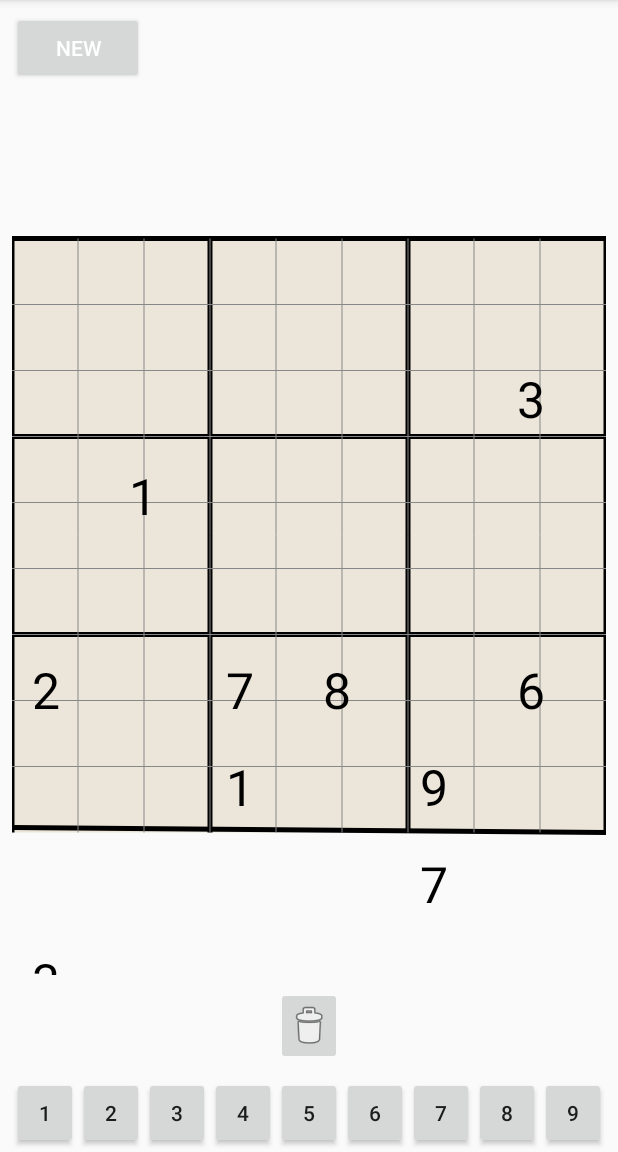
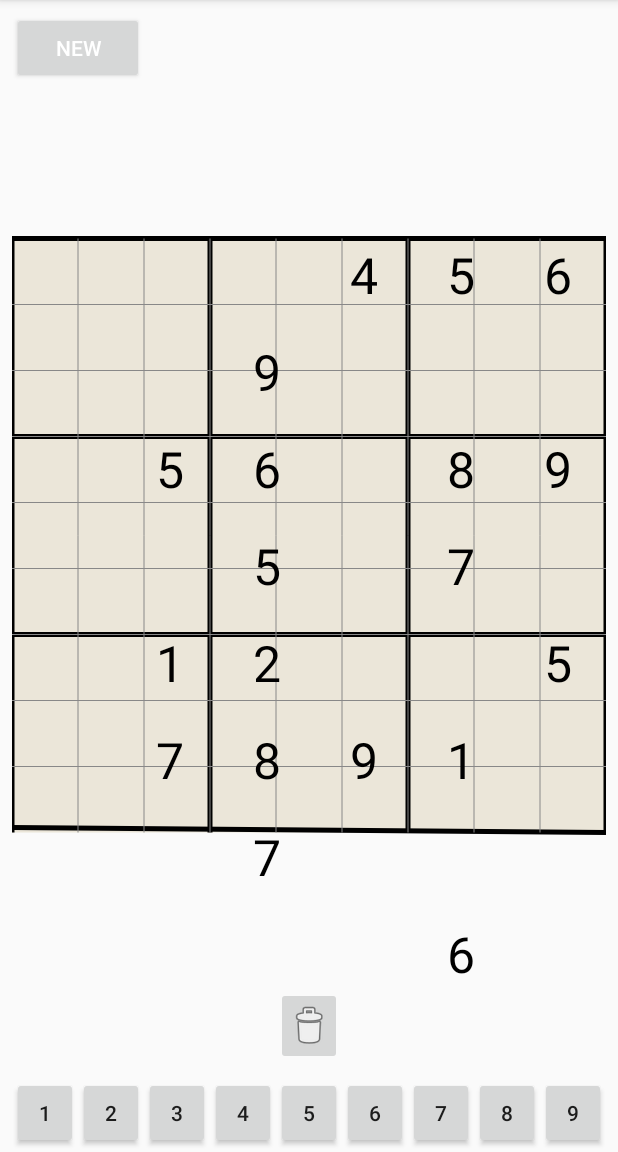
Before and after one commit to mschong/Sudoku, an Android app: the screen it shows after launch (MainActivity), after a tap on an icon or button, on a phone screen of 412 x 824 dp, the part 84-1236 px from its top. Run offline under Robolectric (Android 15) with nearby library versions, the light colour scheme and no system bars.

Commit message:
Solvable sudoku board and random draw

```diff
--- a/app/src/main/java/edu/utep/cs/cs4330/sudoku/BoardView.java
+++ b/app/src/main/java/edu/utep/cs/cs4330/sudoku/BoardView.java
@@ -175,10 +175,15 @@ public class BoardView extends View {
         for(int i = 0;i< board.size; i++){
             for(int j = 0; j<board.size; j++){
                 //Check if it's one of the prefilled values
-                if(board.getSquare(i,j).getValue() != 0 && board.getSquare(i,j).getPrefilled()==true){
-                    canvas.drawText(Integer.toString(board.getSquare(i,j).getValue()),(startY + j*gridSpacing)+20,(startX + (i+1)*gridSpacing)-15,prefilledColor);
-                }else if(board.getSquare(i,j).getValue() != 0){
-                    canvas.drawText(Integer.toString(board.getSquare(i,j).getValue()),(startY + j*gridSpacing)+20,(startX + (i+1)*gridSpacing)-15,textColor);
+//                if(board.getSquare(i,j).getValue() != 0 && board.getSquare(i,j).getPrefilled()==true){
+//                    canvas.drawText(Integer.toString(board.getSquare(i,j).getValue()),(startY + j*gridSpacing)+20,(startX + (i+1)*gridSpacing)-15,prefilledColor);
+//                }else if(board.getSquare(i,j).getValue() != 0){
+//                    canvas.drawText(Integer.toString(board.getSquare(i,j).getValue()),(startY + j*gridSpacing)+20,(startX + (i+1)*gridSpacing)-15,textColor);
+//                }
+                if(board.getSquare(j,i).getDraw() && board.getSquare(j,i).getPrefilled()){
+                    canvas.drawText(Integer.toString(board.getSquare(i,j).getValue()),(startX + (i+1)*gridSpacing-35)-15,(startY + j*gridSpacing)+55,prefilledColor);
+                } else if(board.getSquare(j,i).getDraw()){
+                    canvas.drawText(Integer.toString(board.getSquare(i,j).getValue()),(startX + (i+1)*gridSpacing)-15,(startY + j*gridSpacing)+20,textColor);
                 }
             }
         }
--- a/app/src/main/java/edu/utep/cs/cs4330/sudoku/MainActivity.java
+++ b/app/src/main/java/edu/utep/cs/cs4330/sudoku/MainActivity.java
@@ -139,10 +139,10 @@ public class MainActivity extends AppCompatActivity {
      */
     private void squareSelected(int x, int y) {
         //Get coordinates of square
-        squareX = y;
-        squareY = x;
+        squareX = x;
+        squareY = y;
 
-        toast(String.format("Square selected: (%d, %d)", y, x));
+        toast(String.format("Square selected: (%d, %d)", x, y));
     }
 
     /** Show a toast message. */
--- a/app/src/main/java/edu/utep/cs/cs4330/sudoku/model/Board.java
+++ b/app/src/main/java/edu/utep/cs/cs4330/sudoku/model/Board.java
@@ -18,145 +18,196 @@ public class Board {
         this.size = size;
 
         initializeGrid();
-        addRandomNumbers(17);
+        fillBoard();
+        printGrid();
     }
 
-
-
-
-    //Initialize grid to all 0s
-    public void initializeGrid() {
-       for(int i = 0; i < size ; i ++){
-           for(int j = 0; j < size ; j++){
-               grid.add(new Square(i,j));
-           }
-       }
+    private void initializeGrid() {
+        for (int i = 0; i < size; i++) {
+            for (int j = 0; j < size; j++) {
+                grid.add(new Square(i, j));
+            }
+        }
     }
 
-    public Square getSquare(int x, int y){
-        for(int i = 0; i < grid.size(); i++){
-            if(grid.get(i).getXCoord() == x && grid.get(i).getYCoord() == y)
+    private void fillBoard() {
+        for (int x = 0; x < size; x++) {
+            for (int y = 0; y < size; y++) {
+                for (int i = 1; i <= size; i++) {
+                    if (!isWin()) {
+                        if (isValidNumber(x, y, i)) {
+                            getSquare(x, y).setValue(i);
+                        } else {
+                            clearRow(y);
+                            y--;
+                            x = x == (size - 1) ? 0 : x + 1;
+                            break;
+
+                        }
+                        x = x == (size - 1) ? 0 : x + 1;
+                    }
+                }
+            }
+        }
+        for (int i = 0; i <= 15; i++) {
+            switchRows();
+            switchColumns();
+        }
+        randomDraw();
+    }
+
+    private void clearRow(int y) {
+        for (int i = 0; i < size; i++) {
+            getSquare(i, y).setValue(0);
+        }
+    }
+
+    private boolean isWin() {
+        int sum = 0;
+        for (int i = 0; i < size; i++) {
+            for (int j = 0; j < size; j++) {
+                sum += getSquare(i, j).getValue();
+                // if there are still empty squares
+                if (getSquare(i, j).getValue() == 0) {
+                    return false;
+                }
+            }
+        }
+        // double check if sum of numbers is correct
+        if (sum == 405) {
+            win = true;
+            return true;
+        }
+        return false;
+    }
+
+    public Square getSquare(int x, int y) {
+        for (int i = 0; i < grid.size(); i++) {
+            if (grid.get(i).getXCoord() == x && grid.get(i).getYCoord() == y)
                 return grid.get(i);
         }
         return null;
     }
 
-
-    //Inserts numbers in given coordinates
-    public void insertNumber(int x, int y, int n) {
-            // check if valid number
-            if (!checkNum(x, y, n)) {
-                System.out.println("Not a valid number");
-            }
-            System.out.println("Valid number, inserting " + n);
-            checkWin();
-
-    }
-    //Checks if it's a valid number and it can be added to the game
-    private boolean checkNum(int x, int y, int n) {
-        // check if is outside grid or if is not between 1 and 9
-        if (n > 9 || x < 0 || y < 0 || x > 8 || y > 8) {
+    private boolean isValidNumber(int x, int y, int val) {
+        if (getSquare(x, y).getValue() != 0) {
             return false;
         }
-        //Can't add number if there is already a number in that square
-        if(getSquare(x,y).getValue() != 0)
-            return false;
 
-        // check column
-        if (!checkColumn(y, n)) {
-            System.out.println("Number already in column");
+        if (!inColumn(x, y, val)) {
             return false;
         }
 
         // check row
-        if (!checkRow(x, n)) {
-            System.out.println("Number already in row");
+        if (!inRow(x, y, val)) {
             return false;
         }
 
         // check square
-        if (!checkSquare(y, x, n)) {
-            System.out.println("Number already in square");
+        if (!inSquare(x, y, val)) {
             return false;
         }
 
-        // if number passes every test add to grid
-        getSquare(x,y).insertValue(n);
         return true;
     }
 
-    //Checks 3x3 subgrid
-    private boolean checkSquare(int x, int y, int n) {
-        int row = (int) (Math.floor((x/3))) * 3;
-        int col = (int) (Math.floor((y/3))) * 3;
+    private boolean inSquare(int x, int y, int n) {
+        int row = (int) (Math.floor((y / 3))) * 3;
+        int col = (int) (Math.floor((x / 3))) * 3;
 
-        for(int i = row; i < row+3; i++){
-            for(int j = col; j < col+3; j++){
-                if(getSquare(i,j).getValue() == n)
+        for (int i = row; i < row + 3; i++) {
+            for (int j = col; j < col + 3; j++) {
+                if (getSquare(j, i).getValue() == n)
                     return false;
             }
         }
         return true;
     }
 
-    //Checks if number is in row
-    private boolean checkRow(int x, int n) {
+    // Checks if number is in row
+    private boolean inColumn(int x, int y, int n) {
         for (int row = 0; row < size; row++) {
-            if (getSquare(x,row).getValue() == n) {
+            if (getSquare(x, row).getValue() == n) {
                 return false;
             }
         }
         return true;
     }
-    //Checks if number is in column
-    private boolean checkColumn(int y, int n) {
+
+    // Checks if number is in column
+    private boolean inRow(int x, int y, int n) {
         for (int col = 0; col < size; col++) {
-            if (getSquare(col,y).getValue() == n) {
+            if (getSquare(col, y).getValue() == n) {
                 return false;
             }
         }
         return true;
     }
-    //Checks if game is won
-    private void checkWin() {
-        int sum = 0;
+
+    public  void printGrid() {
+        System.out.println("\n+===+===+===+===+===+===+===+===+===+");
         for (int i = 0; i < size; i++) {
+            System.out.print("|");
             for (int j = 0; j < size; j++) {
-                sum += getSquare(i,j).getValue();
-                // if there are still empty squares
-                if (getSquare(i,j).getValue() == 0) {
-                    return;
+                if (j % 3 == 2) {
+                    System.out
+                            .print(" " + ((getSquare(j, i).getValue() == 0) ? " " : getSquare(j, i).getValue()) + " !");
+                } else {
+                    System.out
+                            .print(" " + ((getSquare(j, i).getValue() == 0) ? " " : getSquare(j, i).getValue()) + " |");
                 }
             }
-        }
-        // double check if sum of numbers is correct
-        if (sum == 405) {
-            win = true;
-            System.out.println("YOU WIN!");
+            if (i % 3 == 2) {
+                System.out.println("\n+===+===+===+===+===+===+===+===+===+");
+
+            } else {
+                System.out.println("\n+---+---+---+---+---+---+---+---+---+");
+            }
         }
     }
-    //True when a prefilled value is added
-    /**private void insertPrefilled(int x, int y){
-        prefilled[y][x] = true;
-    }**/
 
-    //Create prefilled values
-    private void addRandomNumbers(int numbers) {
+    private int getSubgrid(int n) {
+        int coord = (int) (Math.floor((n / 3))) * 3;
+        int[] coords = new int[2];
+        for (int i = coord, j = 0; i <= coord + 2; i++) {
+            if (i != n) {
+                coords[j] = i;
+                j++;
+            }
+        }
         Random rand = new Random();
+        return coords[rand.nextInt(2)];
 
-        while (numbers > 0) {
-            // nextInt is normally exclusive of the top value,
-            // so add 1 to make it inclusive
-            int randomX = rand.nextInt(10);
-            int randomY = rand.nextInt(10);
-            int randomN = rand.nextInt(9) + 1;
-            if (checkNum(randomX, randomY, randomN)) {
-                getSquare(randomX, randomY).setPrefilled(true);
-                numbers --;
-            }
+    }
 
+    private void switchRows() {
+        Random rand = new Random();
+        int row = rand.nextInt(size);
+        int newRow = getSubgrid(row);
+
+        int[] temp = new int[size];
+        for (int i = 0; i < temp.length; i++) {
+            temp[i] = getSquare(i, row).getValue();
         }
+        for (int i = 0; i < size; i++) {
+            getSquare(i, row).setValue(getSquare(i, newRow).getValue());
+            getSquare(i, newRow).setValue(temp[i]);
+        }
+    }
 
+    private void switchColumns(){
+        Random rand = new Random();
+        int col = rand.nextInt(size);
+        int newCol = getSubgrid(col);
+
+        int[] temp = new int[size];
+        for (int i = 0; i < temp.length; i++) {
+            temp[i] = getSquare(col, i).getValue();
+        }
+        for (int i = 0; i < size; i++) {
+            getSquare(col, i).setValue(getSquare(newCol, i).getValue());
+            getSquare(newCol, i).setValue(temp[i]);
+        }
     }
     //Inserts zero to delete a number
     public void insertZero(int x, int y){
@@ -167,6 +218,34 @@ public class Board {
         }
     }
 
+    public boolean insertNumber(int x, int y, int n) {
+        // check if valid number
+        if (n!=getSquare(x,y).getValue()) {
+            System.out.println("Not a valid number");
+            return false;
+        }
+        System.out.println("Valid number, inserting " + n);
+        isWin();
+        return true;
+
+    }
+
+    private void randomDraw(){
+        Random rand = new Random();
+
+        for(int i = 0; i < 50; i++){
+            int x = rand.nextInt(9);
+            int y = rand.nextInt(9);
+            if(getSquare(x, y).getDraw()){
+                getSquare(x, y).setDraw(false);
+                getSquare(x,y).setPrefilled(false);
+            }
+            else{
+                i--;
+            }
+        }
+    }
+
     /** Return the size of this board. */
     public int size() {
     	return size;
--- a/app/src/main/java/edu/utep/cs/cs4330/sudoku/model/Square.java
+++ b/app/src/main/java/edu/utep/cs/cs4330/sudoku/model/Square.java
@@ -9,14 +9,16 @@ public class Square {
     private int yCoord;
     private boolean prefilled;
     private int value;
-
+    private boolean draw;
 
     public Square(int xCoord, int yCoord){
         this.xCoord = xCoord;
         this.yCoord = yCoord;
         this.value = 0;
-        this.prefilled = false;
+        this.prefilled = true;
+        this.draw = true;
     }
+
 
     public void insertValue(int n){
         value = n;
@@ -37,6 +39,10 @@ public class Square {
         return this.prefilled;
     }
 
+    public boolean getDraw(){
+        return draw;
+    }
+
     public void setValue(int value){
         this.value = value;
     }
@@ -45,4 +51,8 @@ public class Square {
         this.prefilled = prefilled;
     }
 
+    public void setDraw(boolean draw){
+        this.draw = draw;
+    }
+
 }
```
